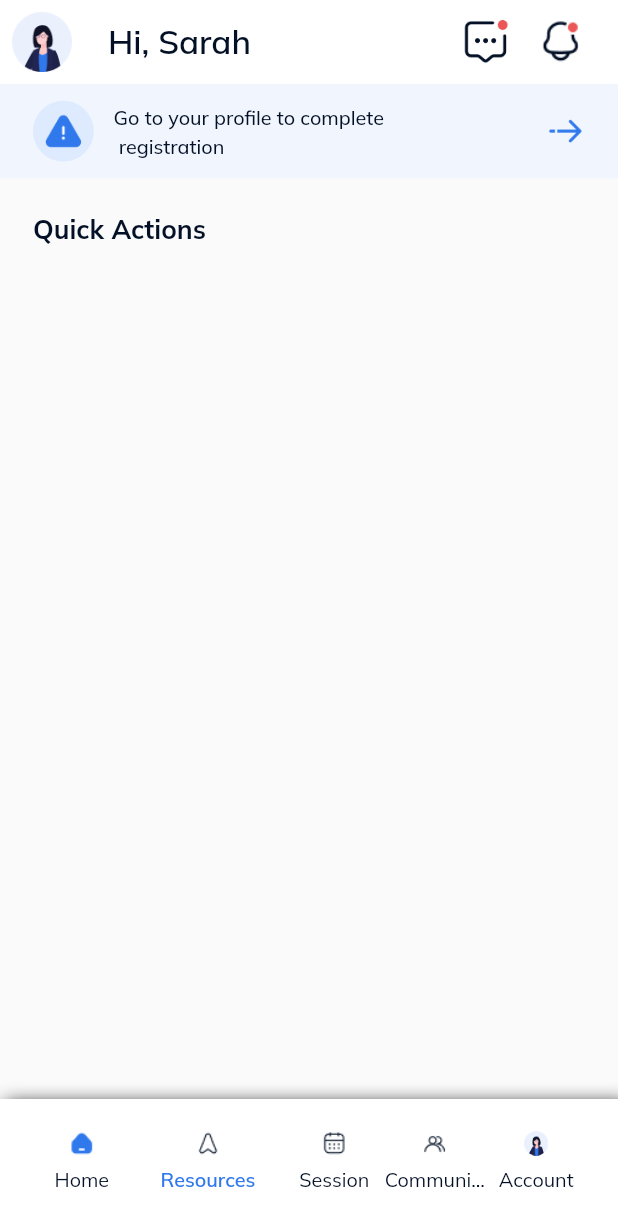
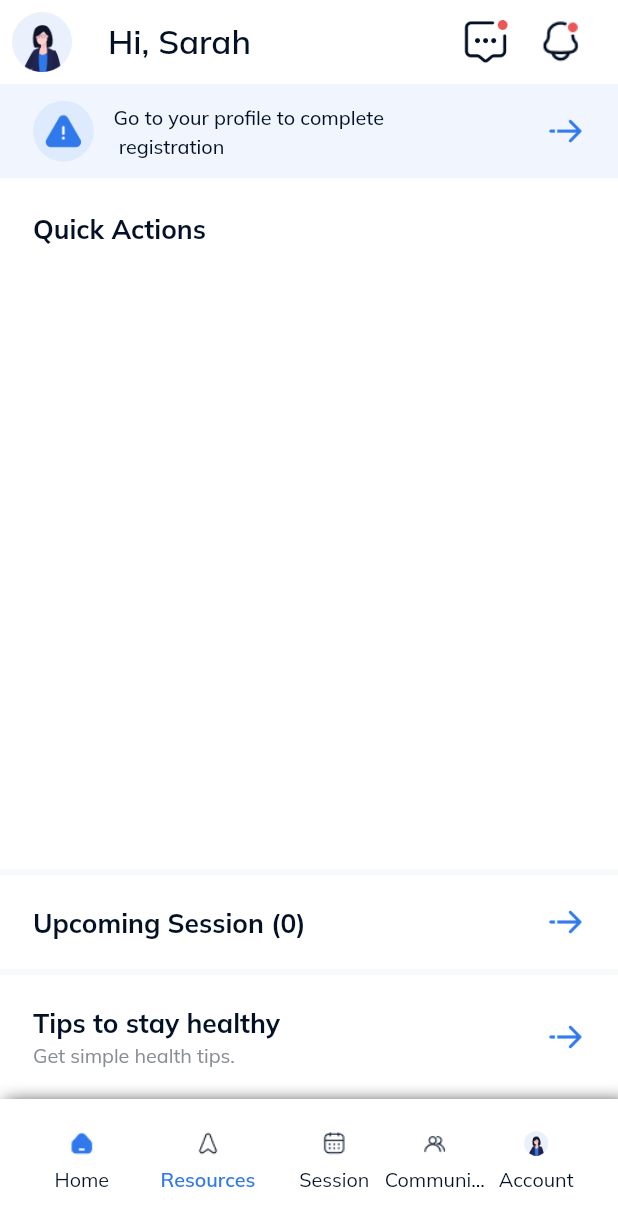
Before and after one commit to gboliknow/Faramove_test, a Flutter app: the screen it shows after launch, item 2 of the bottom bar chosen, on a phone screen of 412 x 824 dp. Shown: the top 1226 px of the screen. Run offline on Flutter 3.47's test engine with Material 2 defaults, Android fonts, the phone set to English and light mode, and no system bars; our stand-ins replace flutter_screenutil, google_fonts, hexcolor.

Commit message:
added secondary card to home page

```diff
--- /dev/null
+++ b/lib/components/components.dart
@@ -0,0 +1,5 @@
+export 'package:faramove_test/components/widget/apptext.dart';
+export 'package:faramove_test/theme/app_colors.dart';
+export 'package:flutter/material.dart';
+export 'package:flutter_screenutil/flutter_screenutil.dart';
+export 'package:faramove_test/components/constants/app_images.dart';
--- /dev/null
+++ b/lib/components/widget/secondaryhomecard.dart
@@ -0,0 +1,51 @@
+
+
+import 'package:faramove_test/components/components.dart';
+
+class SecondaryHomeContainer extends StatelessWidget {
+  const SecondaryHomeContainer({
+    super.key,
+    required this.text,
+    this.subtext,
+  });
+  final String text;
+  final String? subtext;
+  @override
+  Widget build(BuildContext context) {
+    return Container(
+      padding: EdgeInsets.symmetric(vertical: 20.h, horizontal: 20.w),
+      child: Row(
+        children: <Widget>[
+          Column(
+            crossAxisAlignment: CrossAxisAlignment.start,
+            children: [
+              AppText(
+                fontSize: 16.sp,
+                text: text,
+                fontWeight: FontWeight.w700,
+                height: 20 / 16,
+                color: AppColors.wellnessBlack,
+              ),
+              Visibility(
+                visible: subtext != null,
+                child: AppText(
+                  fontSize: 12.sp,
+                  text: subtext ?? '',
+                  fontWeight: FontWeight.w400,
+                  height: 18 / 12,
+                  color: AppColors.grey,
+                ),
+              ),
+            ],
+          ),
+          const Spacer(),
+          Image.asset(
+            AppImages.arrow,
+            height: 16.r,
+            width: 26.r,
+          ),
+        ],
+      ),
+    );
+  }
+}
--- a/lib/screens/home_page.dart
+++ b/lib/screens/home_page.dart
@@ -1,5 +1,6 @@
 import 'package:faramove_test/components/constants/app_images.dart';
 import 'package:faramove_test/components/widget/apptext.dart';
+import 'package:faramove_test/components/widget/secondaryhomecard.dart';
 import 'package:faramove_test/theme/app_colors.dart';
 import 'package:flutter/material.dart';
 import 'package:flutter_screenutil/flutter_screenutil.dart';
@@ -10,6 +11,7 @@ class HomePage extends StatelessWidget {
   @override
   Widget build(BuildContext context) {
     return Scaffold(
+      backgroundColor: AppColors.white,
       appBar: AppBar(
         backgroundColor: AppColors.white,
         elevation: 0,
@@ -103,6 +105,24 @@ class HomePage extends StatelessWidget {
               color: AppColors.wellnessBlack,
             ),
           ),
+          const Spacer(),
+          Divider(
+            color: AppColors.backgroundColor,
+            thickness: 4,
+            height: 4.h,
+          ),
+          const SecondaryHomeContainer(
+            text: 'Upcoming Session (0)',
+          ),
+          Divider(
+            color: AppColors.backgroundColor,
+            thickness: 4,
+            height: 4.h,
+          ),
+          const SecondaryHomeContainer(
+            text: 'Tips to stay healthy',
+            subtext: 'Get simple health tips.',
+          ),
         ],
       ),
     );
--- a/lib/theme/app_colors.dart
+++ b/lib/theme/app_colors.dart
@@ -8,5 +8,6 @@ class AppColors {
   static Color wellnessBlack = HexColor("#031025");
   static Color primaryFaintBlue = HexColor("#F1F6FE");
   static Color primaryLightBlue = HexColor("#DEEAFD");
-   static Color backgroundColor = HexColor("#F8F9FB;");
+  static Color backgroundColor = HexColor("#F8F9FB");
+  static Color grey = HexColor("#888D95");
 }
```
